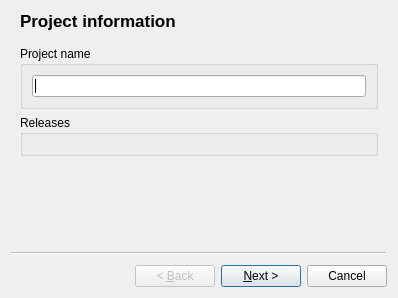
The window that dialogs/newprojectwizard.ui (Kicer86/builder) describes before a commit, drawn with Qt 5.
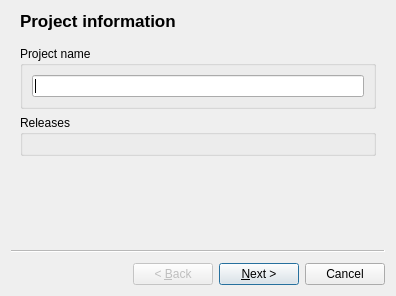
The same window after the commit.

What changed in the file:
```diff
--- a/dialogs/newprojectwizard.ui
+++ b/dialogs/newprojectwizard.ui
@@ -6,10 +6,16 @@
    <rect>
     <x>0</x>
     <y>0</y>
-    <width>398</width>
-    <height>298</height>
+    <width>396</width>
+    <height>296</height>
    </rect>
   </property>
+  <property name="sizePolicy">
+   <sizepolicy hsizetype="Expanding" vsizetype="Expanding">
+    <horstretch>0</horstretch>
+    <verstretch>0</verstretch>
+   </sizepolicy>
+  </property>
   <property name="windowTitle">
    <string>Wizard</string>
   </property>
```
Left out of the diff: 6 changed lines with no effect on the pictures.
